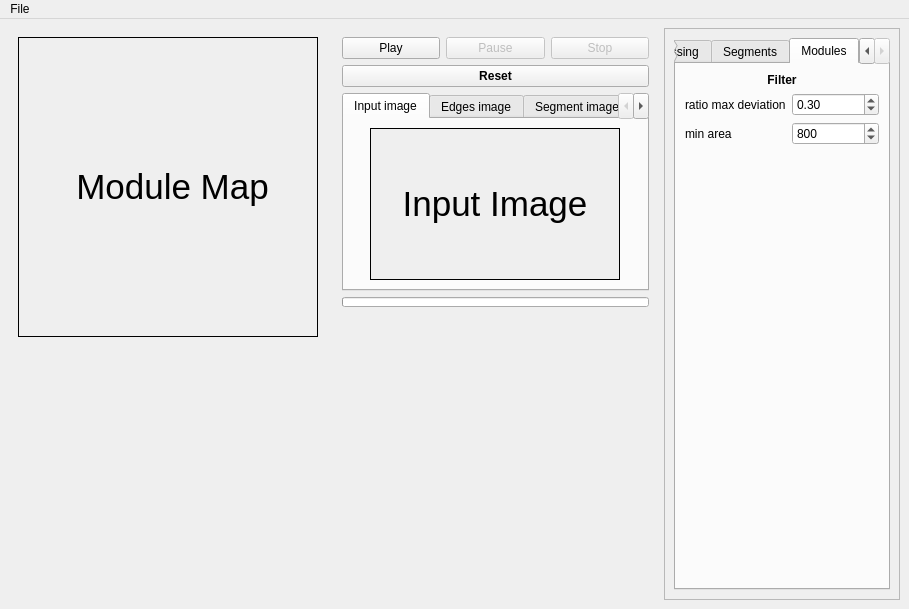
First picture: the form in gui/design/thermography_gui.ui, repository cdeldon/thermography, before the edit.
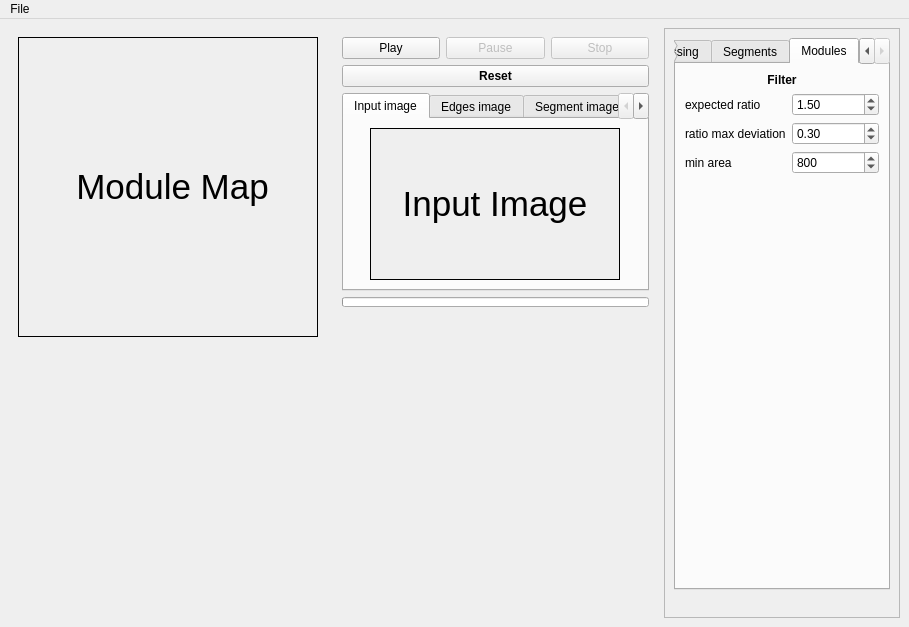
Second picture: the form after the edit. The open tabs and pages were chosen to show the change. Icons and pictures are not drawn.

```diff
--- a/gui/design/thermography_gui.ui
+++ b/gui/design/thermography_gui.ui
@@ -7,7 +7,7 @@
     <x>0</x>
     <y>0</y>
     <width>893</width>
-    <height>608</height>
+    <height>627</height>
    </rect>
   </property>
   <property name="sizePolicy">
@@ -1448,14 +1448,7 @@
              <property name="topMargin">
               <number>0</number>
              </property>
-             <item row="0" column="0">
-              <widget class="QLabel" name="ratio_max_deviation_label">
-               <property name="text">
-                <string>ratio max deviation</string>
-               </property>
-              </widget>
-             </item>
-             <item row="0" column="1">
+             <item row="1" column="1">
               <widget class="QDoubleSpinBox" name="ratio_max_deviation_value">
                <property name="maximum">
                 <double>10.000000000000000</double>
@@ -1469,13 +1462,13 @@
               </widget>
              </item>
              <item row="1" column="0">
-              <widget class="QLabel" name="min_area_label">
+              <widget class="QLabel" name="ratio_max_deviation_label">
                <property name="text">
-                <string>min area</string>
+                <string>ratio max deviation</string>
                </property>
               </widget>
              </item>
-             <item row="1" column="1">
+             <item row="2" column="1">
               <widget class="QSpinBox" name="min_area_value">
                <property name="maximum">
                 <number>1000000</number>
@@ -1488,6 +1481,36 @@
                </property>
               </widget>
              </item>
+             <item row="2" column="0">
+              <widget class="QLabel" name="min_area_label">
+               <property name="text">
+                <string>min area</string>
+               </property>
+              </widget>
+             </item>
+             <item row="0" column="0">
+              <widget class="QLabel" name="expected_ratio_label">
+               <property name="text">
+                <string>expected ratio</string>
+               </property>
+              </widget>
+             </item>
+             <item row="0" column="1">
+              <widget class="QDoubleSpinBox" name="expected_ratio_value">
+               <property name="minimum">
+                <double>0.100000000000000</double>
+               </property>
+               <property name="maximum">
+                <double>5.000000000000000</double>
+               </property>
+               <property name="singleStep">
+                <double>0.100000000000000</double>
+               </property>
+               <property name="value">
+                <double>1.500000000000000</double>
+               </property>
+              </widget>
+             </item>
             </layout>
            </item>
            <item>
```
Left out of the diff: 2 changed lines with no effect on the pictures.
